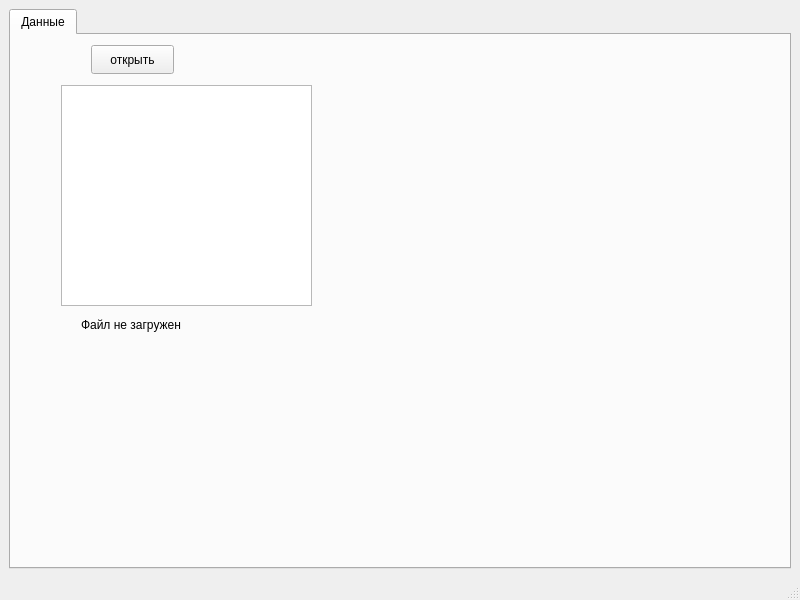
Old version of the form mainwindow.ui in the repository Vital31/211_331_Sokolov.
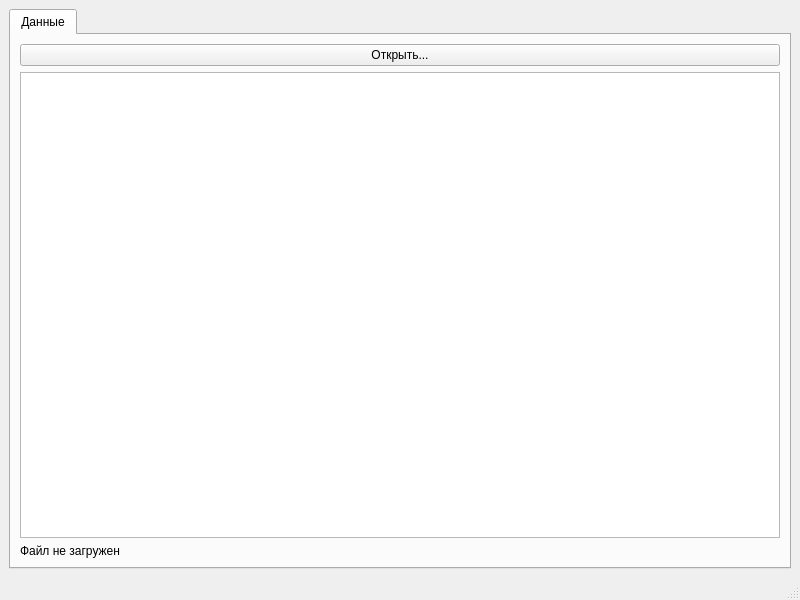
New version of the form.

Commit message: Изменил UI

```diff
--- a/mainwindow.ui
+++ b/mainwindow.ui
@@ -24,42 +24,32 @@
        <attribute name="title">
         <string>Данные</string>
        </attribute>
-       <widget class="QListWidget" name="listWidgetRecords">
-        <property name="geometry">
-         <rect>
-          <x>50</x>
-          <y>50</y>
-          <width>251</width>
-          <height>221</height>
-         </rect>
-        </property>
-       </widget>
+       <layout class="QVBoxLayout" name="verticalLayoutData">
+        <item>
        <widget class="QPushButton" name="pushButtonOpen">
-        <property name="geometry">
-         <rect>
-          <x>80</x>
-          <y>10</y>
-          <width>83</width>
-          <height>29</height>
-         </rect>
-        </property>
         <property name="text">
-         <string>открыть</string>
-        </property>
-       </widget>
+           <string>Открыть...</string>
+          </property>
+         </widget>
+        </item>
+        <item>
+         <widget class="QListWidget" name="listWidgetRecords">
+          <property name="sizePolicy">
+           <sizepolicy hsizetype="Expanding" vsizetype="Expanding">
+            <horstretch>0</horstretch>
+            <verstretch>1</verstretch>
+           </sizepolicy>
+          </property>
+         </widget>
+        </item>
+        <item>
        <widget class="QLabel" name="labelStatus">
-        <property name="geometry">
-         <rect>
-          <x>70</x>
-          <y>280</y>
-          <width>141</width>
-          <height>20</height>
-         </rect>
-        </property>
         <property name="text">
          <string>Файл не загружен</string>
         </property>
        </widget>
+        </item>
+       </layout>
       </widget>
      </widget>
     </item>
```
Lines whose indentation alone changed are shown as unchanged. The commit also changes 1 other file.
